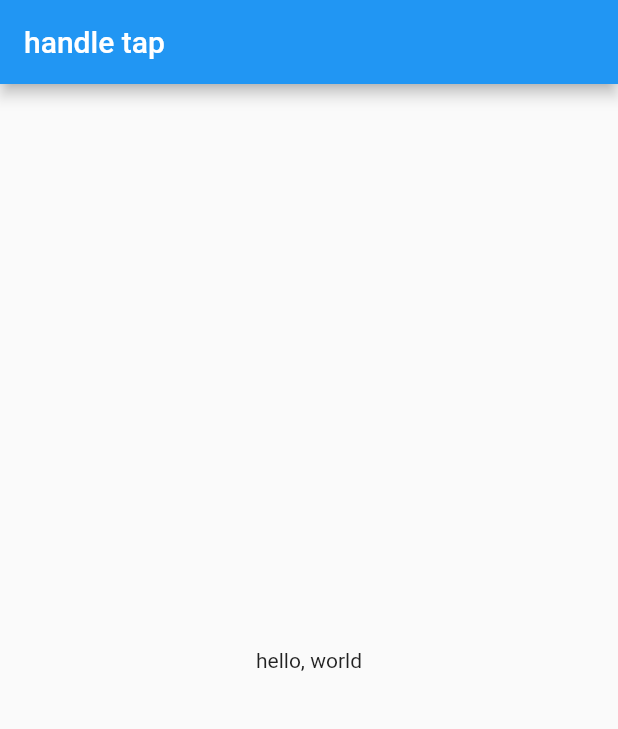
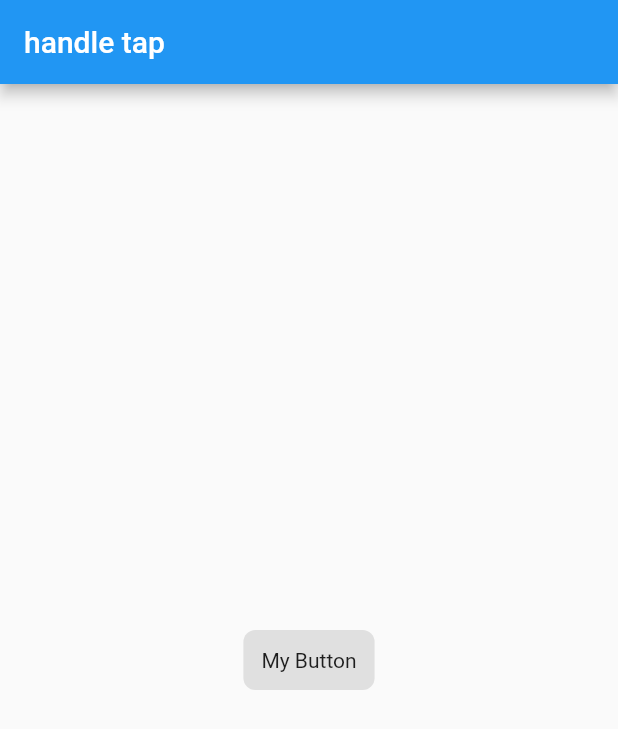
Before and after one commit to pocari/hundle_tap, a Flutter app: the screen it shows after launch, on a phone screen of 412 x 824 dp. Shown: the top 729 px of the screen. Run offline on Flutter 3.47's test engine with Material 2 defaults, Android fonts, the phone set to English and light mode, and no system bars.

Commit message:
handle tap

```diff
--- a/lib/main.dart
+++ b/lib/main.dart
@@ -19,8 +19,33 @@ class MyWidget extends StatelessWidget {
         appBar: AppBar(
           title: Text("handle tap"),
         ),
-        body: Center(
-          child: Text("hello, world"),
-        ),
+        body: Center(child: MyButtonWrapper()),
       );
 }
+
+class MyButtonWrapper extends StatelessWidget {
+  @override
+  Widget build(BuildContext context) => GestureDetector(
+        onTap: () {
+          Scaffold.of(context).showSnackBar(
+            SnackBar(
+              duration: Duration(microseconds: 500),
+              content: Text("Tap"),
+            ),
+          );
+        },
+        child: MyButton(),
+      );
+}
+
+class MyButton extends StatelessWidget {
+  @override
+  Widget build(BuildContext context) => Container(
+        padding: EdgeInsets.all(12.0),
+        decoration: BoxDecoration(
+          borderRadius: BorderRadius.circular(8.0),
+          color: Theme.of(context).buttonColor,
+        ),
+        child: Text('My Button'),
+      );
+}
```
